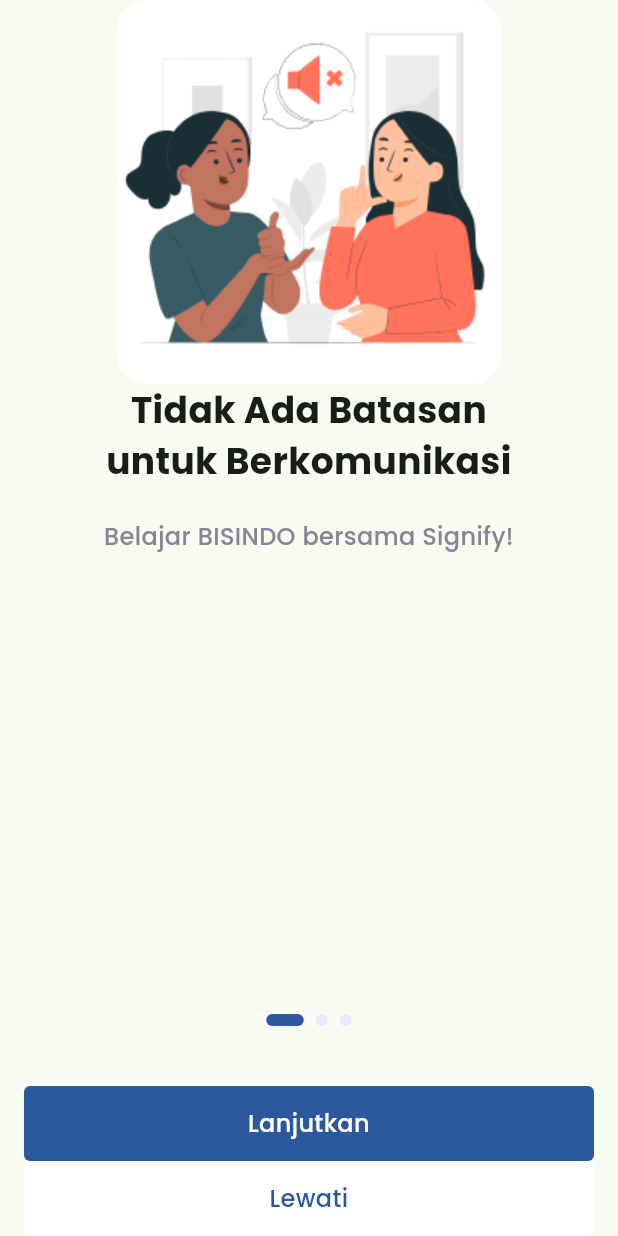
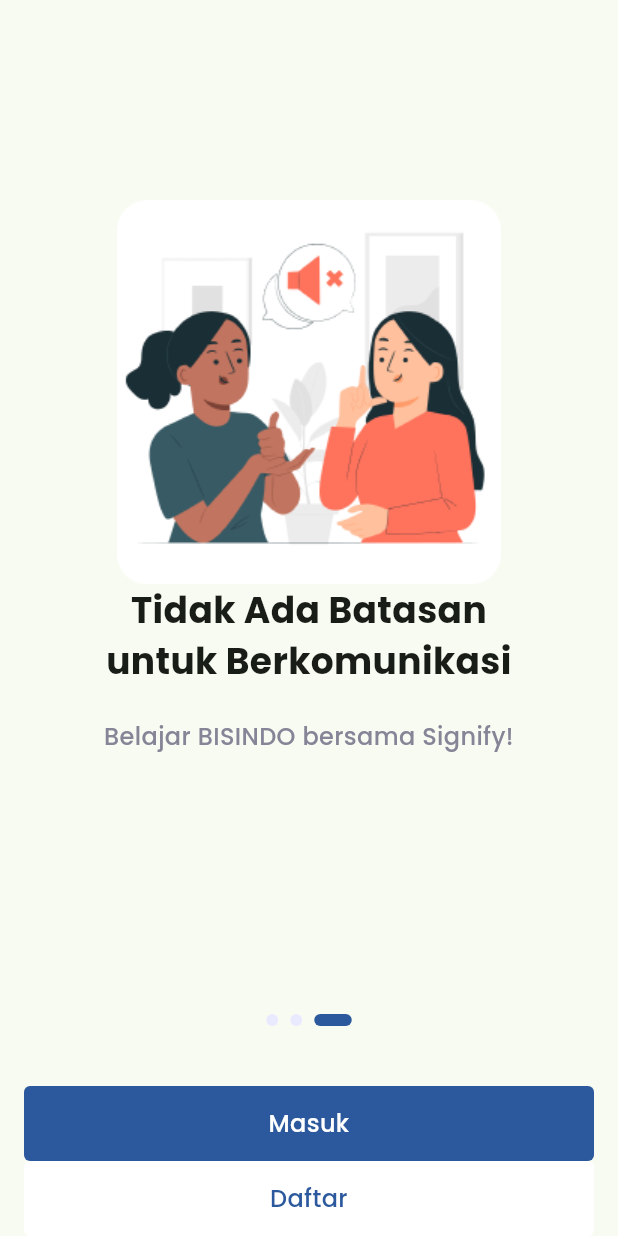
Before and after one commit to ayuaprliia/Flutter-App, a Flutter app: the screen it shows after launch, swiped to page 3, on a phone screen of 412 x 824 dp. Run offline on Flutter 3.47's test engine with Material 3 defaults, Android fonts, the phone set to English and light mode, and no system bars.

Commit message:
adding indicator and page controller

```diff
--- a/lib/views/onboarding.dart
+++ b/lib/views/onboarding.dart
@@ -1,6 +1,7 @@
 import 'package:flutter/material.dart';
 import 'package:tugas1/utility/colors.dart';
 
+//menambahkan list agar gambar, judul, dan deskripsi dapat berubah ketika page di-slide
 List onboardingData = [
   {
     "image":"assets/images/onBoarding1.png",
@@ -27,7 +28,9 @@ class OnboardingView extends StatefulWidget {
 }
 
 class OnboardingViewState extends State<OnboardingView> {
+  //menambahkan page controller dengan menginisiasi variabel currentPage yang diset dengan nilai awal  0
   final PageController pageController = PageController();
+  int currentPage = 0;
 
   @override
   Widget build(BuildContext context) {
@@ -36,11 +39,23 @@ class OnboardingViewState extends State<OnboardingView> {
         child: Column(
           mainAxisAlignment: MainAxisAlignment.center,
           children: [
+            //dibungkus dengan expanded untuk memberikan pemisah dengan kolom button
             Expanded(
+              //widget Pageview.builder untuk menampilkan onboarding page yang nantinya bisa dislide
               child: PageView.builder(
+                controller: pageController,
+                onPageChanged: (value){
+                  // print(value.toString()); (mengecek indeks halaman)
+                  setState(() {
+                  currentPage = value;
+                  });
+                },
+
+                //membuat halaman onboarding dengan mengakses data yang sudah dibuat di List onboardingData. itemCount digunakan untuk menghitung panjang dari onboardingData
                 itemCount: onboardingData.length,
-                itemBuilder: (_,i){
+                itemBuilder: (_,i){  //membangun widget yang akan ditampilkan di dalam PageView
                 return Column(
+                  mainAxisAlignment: MainAxisAlignment.center,
                   children: [
                   Image.asset(onboardingData[i]['image']),
                   Column(
@@ -48,7 +63,7 @@ class OnboardingViewState extends State<OnboardingView> {
                         Text(
                         onboardingData[i]['title'],
                         textAlign: TextAlign.center,
-                        style: TextStyle(fontFamily: "PoppinsBold", fontSize: 24),
+                        style: const TextStyle(fontFamily: "PoppinsBold", fontSize: 24),
                       ),
                       Padding(
                         padding: const EdgeInsets.only(top: 22.0),
@@ -65,6 +80,7 @@ class OnboardingViewState extends State<OnboardingView> {
               }),
             ),
 
+           //Membuat indikator
             Column(
               children: [
                 Padding(
@@ -73,55 +89,61 @@ class OnboardingViewState extends State<OnboardingView> {
                     spacing: 8,
                     children: [
                       Container(
-                        decoration: BoxDecoration(color: blueColor,
+                        decoration: BoxDecoration(
+                          color: currentPage == 0 ? blueColor : grayColor,
                           borderRadius: BorderRadius.circular(10)),
                           height: 8,
-                        width: 25,
+                          width: currentPage == 0 ? 25 : 8,
                       ),
                       Container(
-                        decoration: BoxDecoration(color: grayColor,
+                        decoration: BoxDecoration(
+                          color: currentPage == 1 ? blueColor : grayColor,
                           borderRadius: BorderRadius.circular(10)),
                           height: 8,
-                        width: 8,
+                          width: currentPage == 1 ? 25 : 8,
                       ),
                       Container(
-                        decoration: BoxDecoration(color: grayColor,
+                        decoration: BoxDecoration(
+                          color: currentPage == 2 ? blueColor : grayColor,
                           borderRadius: BorderRadius.circular(10)),
                           height: 8,
-                        width: 8,
+                          width: currentPage == 2 ? 25 : 8,
                       ),
                     ],
                   ),
                 ),
+
+               //membuat button
                 Padding(
                   padding: const EdgeInsets.symmetric(horizontal:16),
                   child: GestureDetector(
                     onTap: (){
-                      print("Lanjutkan");
+                      // print("Lanjutkan");
                     },
                     child: Container(
                       width: double.infinity,
                       padding: const EdgeInsets.symmetric(vertical:13.5),
                       decoration: BoxDecoration(color: blueColor, borderRadius: BorderRadius.circular(4)),
-                      child: const Text("Lanjutkan",
+                      child:  Text(currentPage == 2 ? "Masuk" : "Lanjutkan",
                       textAlign: TextAlign.center,
-                      style: TextStyle(
+                      style: const TextStyle(
                         fontFamily: "PoppinsMedium", fontSize: 16, color: Colors.white),
                         ),
                     ),
                   ),
                 ),
+
               Padding(
                 padding: const EdgeInsets.symmetric(horizontal:16),
                 child: GestureDetector(
                   onTap: (){
-                  print("Lewati");
+                    // print("Lewati");
                   },
                   child: Container(
                     width: double.infinity,
                     padding: const EdgeInsets.symmetric(vertical:13.5),
                     decoration: BoxDecoration(color:Colors.white, borderRadius: BorderRadius.circular(4)),
-                  child: Text("Lewati",
+                    child: Text( currentPage == 2 ? "Daftar" : "Lewati",
                     textAlign: TextAlign.center,
                     style: TextStyle(
                       fontFamily: "PoppinsMedium", fontSize: 16, color: blueColor),
```
Lines whose indentation alone changed are shown as unchanged.
